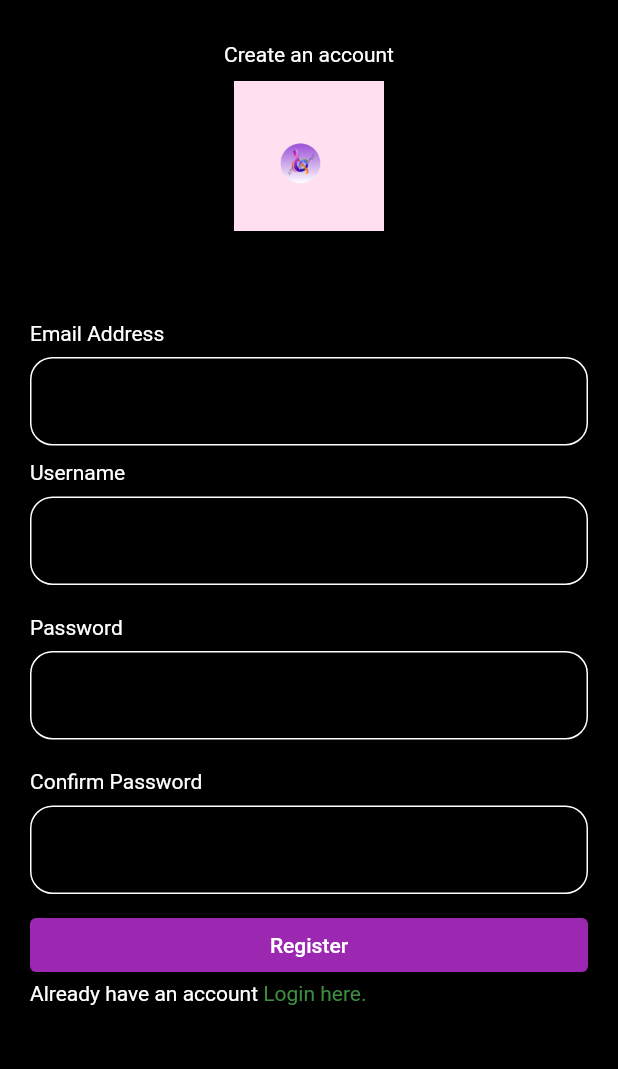
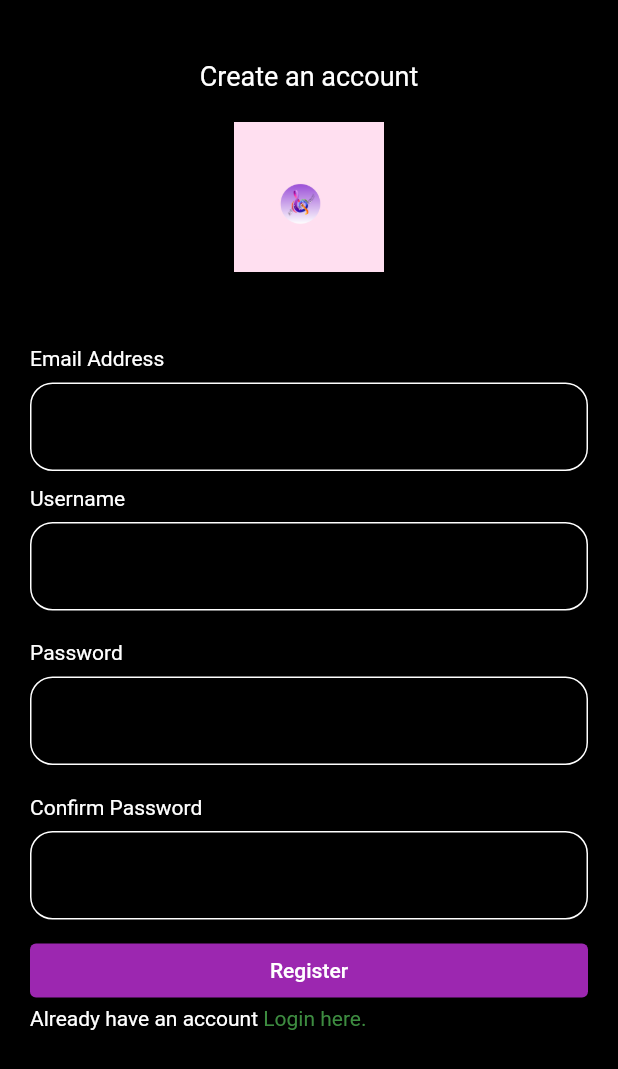
Before and after one commit to Neeschal-Rai/Agile_Development_Project, a Flutter app: the RegisterScreen screen opened directly, on a phone screen of 412 x 824 dp. Shown: the top 1069 px of the screen. Run offline on Flutter 3.47's test engine with Material 2 defaults, Android fonts, the phone set to English and light mode, and no system bars; our stand-ins replace curved_navigation_bar, font_awesome_flutter, splashscreen; network calls fail; statements that could not run were skipped.

Commit message:
minor changes

```diff
--- a/lib/screens/login.dart
+++ b/lib/screens/loginpage.dart
@@ -115,7 +115,7 @@ class _LoginScreenState extends State<LoginScreen> {
                                 MaterialPageRoute(builder: (context) => RegisterScreen()),
                               ),
                       child: Text("Register here.", style: TextStyle(
-                        color: Colors.lightBlue.withOpacity(0.8)
+                        color: Colors.deepPurpleAccent.withOpacity(0.8)
                       ),),
                     ),
                   ],
--- a/lib/screens/register.dart
+++ b/lib/screens/registerpage.dart
@@ -30,12 +30,12 @@ class _RegisterScreenState extends State<RegisterScreen> {
               crossAxisAlignment: CrossAxisAlignment.center,
               children: [
                 Padding(
-                  padding: const EdgeInsets.only(top: 8.0),
+                  padding: const EdgeInsets.only(top: 20.0),
                   child: Text("Create an account",
-                      style: TextStyle(color: Colors.white)),
+                      style: TextStyle(color: Colors.white, fontSize: 18)),
                 ),
                 Padding(
-                  padding: const EdgeInsets.only(top: 10.0),
+                  padding: const EdgeInsets.only(top: 20.0),
                   child: Image.asset("assets/images/logos.png",
                       height: 100, width: 100, fit: BoxFit.contain),
                 ),
@@ -43,7 +43,7 @@ class _RegisterScreenState extends State<RegisterScreen> {
                   height: 40,
                 ),
                 Container(
-                  margin: const EdgeInsets.only(top: 20.0),
+                  margin: const EdgeInsets.only(top: 10.0),
                   child: Column(
                     crossAxisAlignment: CrossAxisAlignment.start,
                     children: [
```
Also changed, not shown: assets/images/logo.jpg (deleted), lib/screens/searchpage.dart (added).
